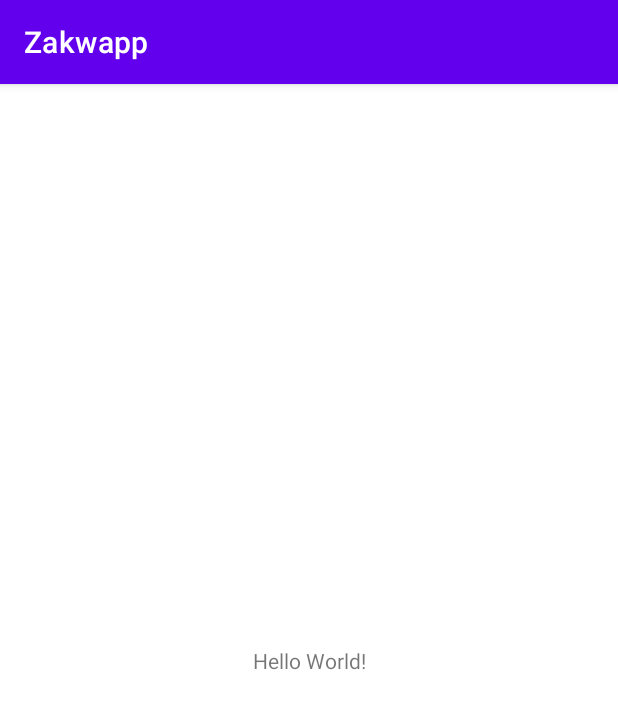
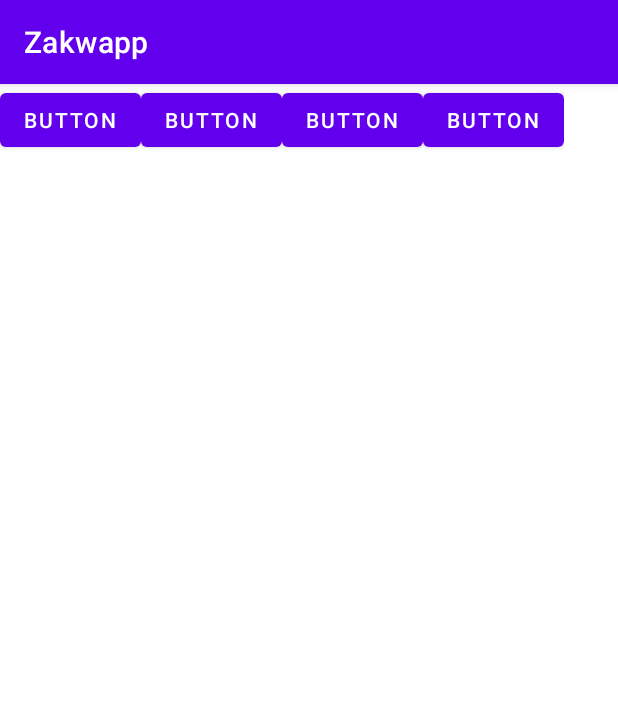
Before and after one commit to zchochul/Zakwapp, an Android app: the screen it shows after launch (MainActivity), on a phone screen of 412 x 824 dp. Shown: the top 709 px of the screen. Run offline under Robolectric (Android 15) with nearby library versions, the phone set to English and light mode, and no system bars.

Commit message:
Początek przygody z UI

```diff
--- a/app/src/main/res/layout/activity_main.xml
+++ b/app/src/main/res/layout/activity_main.xml
@@ -1,18 +1,51 @@
 <?xml version="1.0" encoding="utf-8"?>
-<androidx.constraintlayout.widget.ConstraintLayout xmlns:android="http://schemas.android.com/apk/res/android"
+<LinearLayout xmlns:android="http://schemas.android.com/apk/res/android"
     xmlns:app="http://schemas.android.com/apk/res-auto"
     xmlns:tools="http://schemas.android.com/tools"
     android:layout_width="match_parent"
     android:layout_height="match_parent"
+    android:orientation="vertical"
     tools:context=".MainActivity">
 
-    <TextView
+    <LinearLayout
         android:layout_width="wrap_content"
         android:layout_height="wrap_content"
-        android:text="Hello World!"
-        app:layout_constraintBottom_toBottomOf="parent"
-        app:layout_constraintEnd_toEndOf="parent"
-        app:layout_constraintStart_toStartOf="parent"
-        app:layout_constraintTop_toTopOf="parent" />
+        android:gravity="center"
+        android:orientation="horizontal">
 
-</androidx.constraintlayout.widget.ConstraintLayout>
+        <Button
+            android:id="@+id/button4"
+            android:layout_width="match_parent"
+            android:layout_height="wrap_content"
+            android:text="Button" />
+
+        <Button
+            android:id="@+id/button3"
+            android:layout_width="match_parent"
+            android:layout_height="wrap_content"
+            android:gravity="center"
+            android:text="Button" />
+
+        <Button
+            android:id="@+id/button5"
+            android:layout_width="wrap_content"
+            android:layout_height="wrap_content"
+            android:layout_weight="1"
+            android:text="Button" />
+
+        <Button
+            android:id="@+id/button6"
+            android:layout_width="wrap_content"
+            android:layout_height="wrap_content"
+            android:layout_weight="1"
+            android:text="Button" />
+
+    </LinearLayout>
+
+    <ImageView
+        android:id="@+id/imageView"
+        android:layout_width="match_parent"
+        android:layout_height="wrap_content"
+        tools:srcCompat="@tools:sample/backgrounds/scenic" />
+
+</LinearLayout>
```
